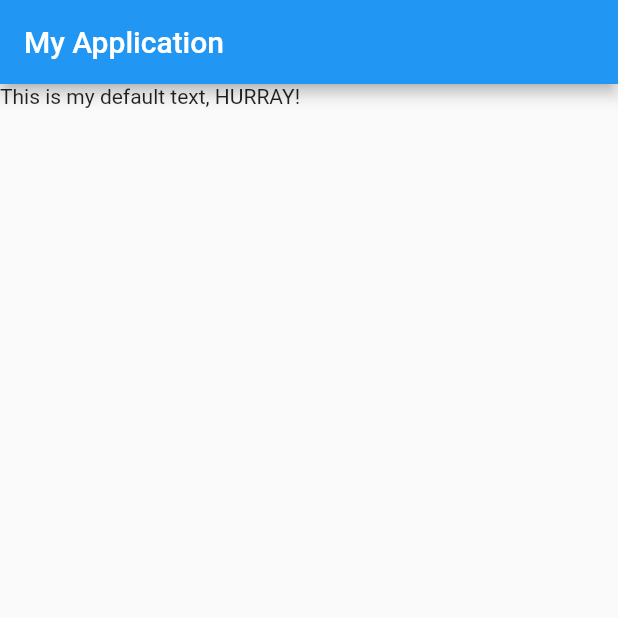
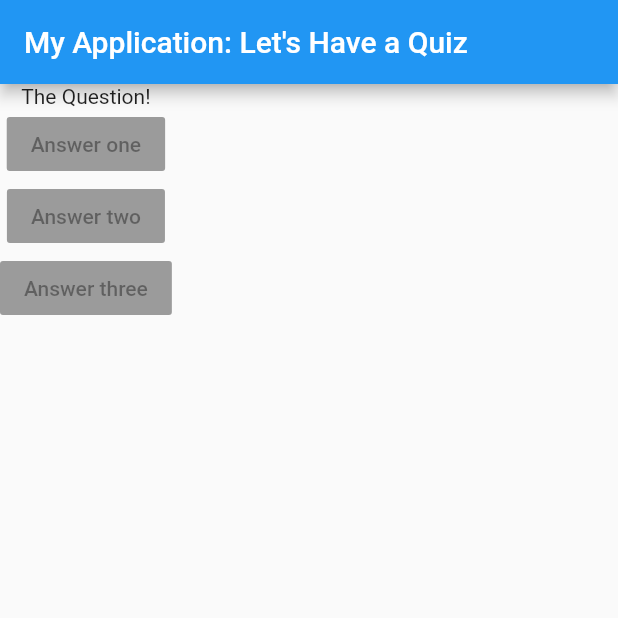
Before and after one commit to SBekzod/flutter_complete_guide, a Flutter app: the screen it shows after launch, on a phone screen of 412 x 824 dp, the top half of it. Run offline on Flutter 3.47's test engine with Material 2 defaults, Android fonts, the phone set to English and light mode, and no system bars.

Commit message:
feat: hard coding using Column NAWC as a body argument of Scoffold NAWC

```diff
--- a/lib/main.dart
+++ b/lib/main.dart
@@ -7,12 +7,35 @@ void main() {
 class MyApp extends StatelessWidget {
   @override
   Widget build(BuildContext ctx) {
+    var question = [
+      'What\'s your favorite programming language?',
+      'What\'s your favorite framework?',
+      'What\'s your favorite animals?',
+      'What\'s your favorite movie?'
+    ];
+
     return MaterialApp(
       home: Scaffold(
         appBar: AppBar(
-          title: Text('My Application'),
+          title: Text('My Application: Let\'s Have a Quiz'),
         ),
-        body: Text('This is my default text, HURRAY!'),
+        body: Column(
+          children: <Widget>[
+            Text('The Question!'),
+            RaisedButton(
+              child: Text('Answer one'),
+              onPressed: null,
+            ),
+            RaisedButton(
+              child: Text('Answer two'),
+              onPressed: null,
+            ),
+            RaisedButton(
+              child: Text('Answer three'),
+              onPressed: null,
+            ),
+          ],
+        ),
       ),
     );
   }
```
